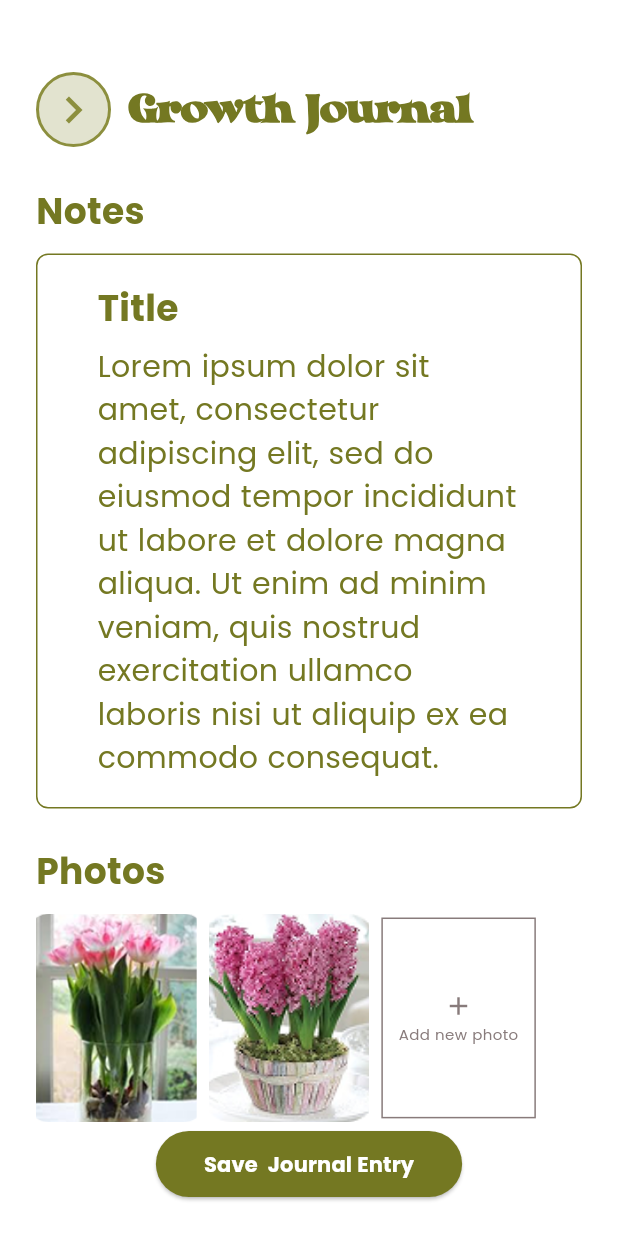
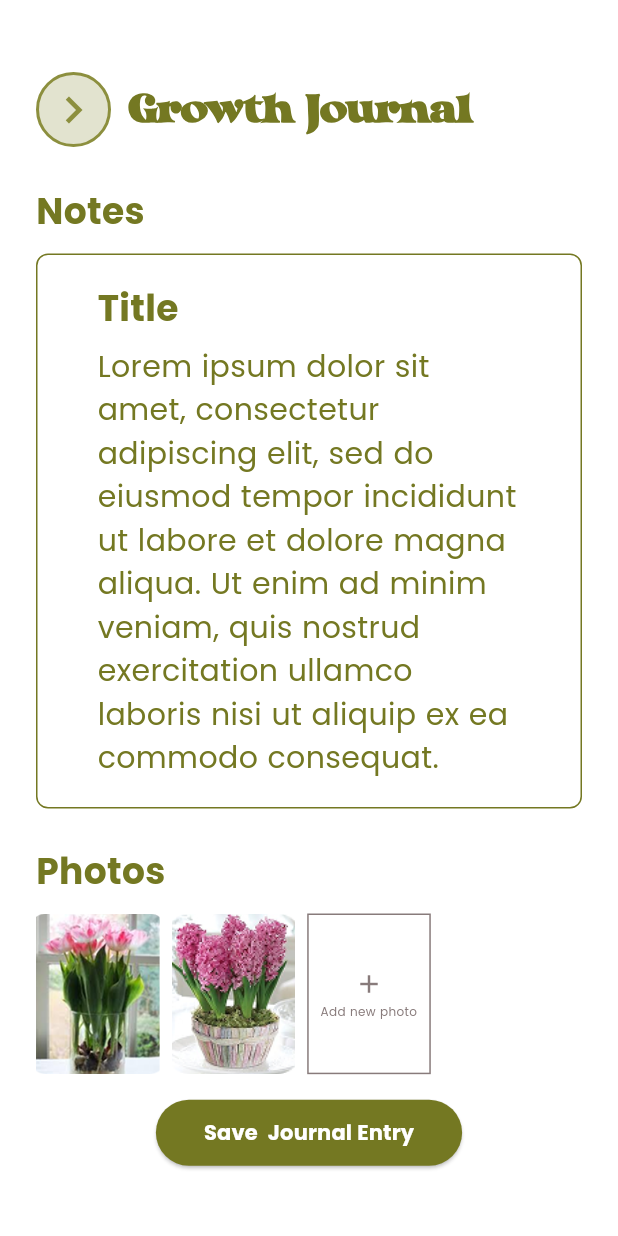
Before and after one commit to breamier/sproutly, a Flutter app: the GrowthJournalScreen screen opened directly, on a phone screen of 412 x 824 dp. Run offline on Flutter 3.47's test engine with Material 3 defaults, Android fonts, the light colour scheme and no system bars; our stand-ins replace cloud_firestore, firebase_core, flutter_local_notifications, flutter_timezone, permission_handler, timezone; accounts and stored records are empty.

Commit message:
Overflow fixes 4

```diff
--- a/lib/screens/dashboard_screen.dart
+++ b/lib/screens/dashboard_screen.dart
@@ -21,7 +21,6 @@ class DashboardScreen extends StatelessWidget {
   @override
   Widget build(BuildContext context) {
     return Scaffold(
-<<<<<<< HEAD
       appBar: PreferredSize(
         preferredSize: Size.fromHeight(kToolbarHeight + 20),
         child: AppBar(
@@ -39,8 +38,6 @@ class DashboardScreen extends StatelessWidget {
         ),
       ),
 
-=======
->>>>>>> 366a4035de7b8b65f5694a7857f6a2747502b3a4
       backgroundColor: Colors.white,
       body: Padding(
         padding: const EdgeInsets.symmetric(horizontal: 16.0),
--- a/lib/screens/growthjournal_screen.dart
+++ b/lib/screens/growthjournal_screen.dart
@@ -121,7 +121,8 @@ class GrowthJournalScreen extends StatelessWidget {
               ),
             ),
 
-            const Spacer(),
+            // const Spacer(),
+            const SizedBox(height: 15),
 
             Center(
               child: ElevatedButton(
@@ -155,11 +156,10 @@ class GrowthJournalScreen extends StatelessWidget {
 
   Widget _buildPhoto(BuildContext context, String path) {
     final screenWidth = MediaQuery.of(context).size.width;
-    final imageWidth = (screenWidth * 0.26).clamp(90.0, 130.0);
+    final imageWidth = screenWidth * 0.2;
     final imageHeight = imageWidth * 1.30;
 
     return ClipRRect(
-      // borderRadius: BorderRadius.circular(8),
       child: Image.asset(
         path,
         width: imageWidth,
@@ -171,7 +171,7 @@ class GrowthJournalScreen extends StatelessWidget {
 
   Widget _buildAddPhotoBox(BuildContext context) {
     final screenWidth = MediaQuery.of(context).size.width;
-    final imageWidth = screenWidth * 0.25;
+    final imageWidth = screenWidth * 0.2;
     final imageHeight = imageWidth * 1.30;
 
     return Container(
@@ -195,7 +195,7 @@ class GrowthJournalScreen extends StatelessWidget {
               "Add new photo",
               style: TextStyle(
                 fontFamily: 'Poppins',
-                fontSize: 10,
+                fontSize: 8,
                 color: Color.fromARGB(255, 136, 123, 123),
               ),
               textAlign: TextAlign.center,
```
